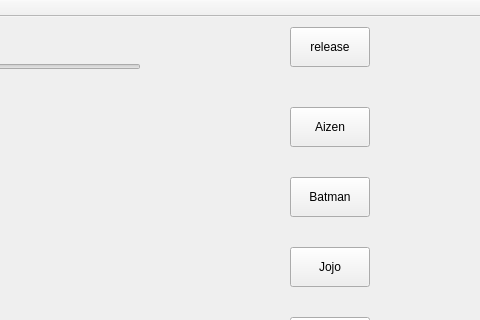
Old version of the form QtApplication/mainWindow.ui in the repository RTEP-zero-to-one/FacialDecoration; both pictures show x 620 to 1100 and y 0 to 320 of the 1100 by 800 pixel window.
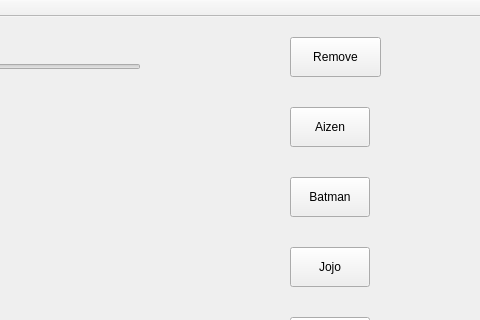
New version of the form.

Commit message: refine the logic of buttons

The edit to the form file:
```diff
--- a/QtApplication/mainWindow.ui
+++ b/QtApplication/mainWindow.ui
@@ -107,13 +107,13 @@
     <property name="geometry">
      <rect>
       <x>910</x>
-      <y>10</y>
-      <width>80</width>
+      <y>20</y>
+      <width>91</width>
       <height>40</height>
      </rect>
     </property>
     <property name="text">
-     <string>release</string>
+     <string>Remove</string>
     </property>
     <property name="checkable">
      <bool>true</bool>
```
Left out of the diff: 21 changed lines with no effect on the pictures. The commit also changes 1 other file.
